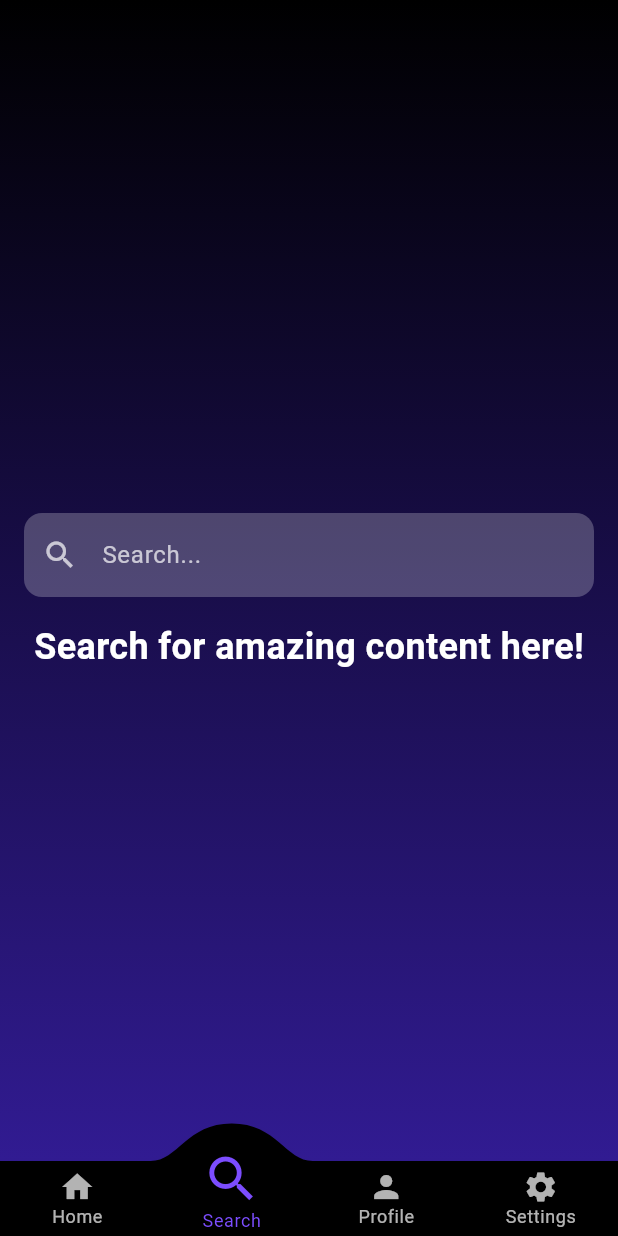
After one commit to IamVasuBhurakhaya/flutter_byte_series, a Flutter app: the screen it shows after launch, item 2 of the bottom bar chosen, on a phone screen of 412 x 824 dp. The commit adds this screen. Run offline on Flutter 3.47's test engine with Material 3 defaults, Android fonts, the phone set to English and light mode, and no system bars; drawn by our look-alikes of convex_bottom_bar; our stand-ins replace animated_text_kit, fl_chart, loading_animation_widget.

Commit message:
convex_bottom_bar implemented

```diff
--- a/lib/main.dart
+++ b/lib/main.dart
@@ -1,5 +1,5 @@
 import 'package:flutter/material.dart';
-import 'package:widgets_packages_app/packages/fl_charts.dart';
+import 'package:widgets_packages_app/packages/convex_bottom_bar.dart';
 
 void main() {
   runApp(const MyApp());
@@ -12,7 +12,7 @@ class MyApp extends StatelessWidget {
   Widget build(BuildContext context) {
     return const MaterialApp(
       debugShowCheckedModeBanner: false,
-      home: FlChartScreen(),
+      home: ConvexBottomBar(),
     );
   }
 }
--- /dev/null
+++ b/lib/packages/convex_bottom_bar.dart
@@ -0,0 +1,184 @@
+import 'package:flutter/material.dart';
+import 'package:convex_bottom_bar/convex_bottom_bar.dart';
+
+class ConvexBottomBar extends StatefulWidget {
+  const ConvexBottomBar({super.key});
+
+  @override
+  State<ConvexBottomBar> createState() => _ConvexBottomBarState();
+}
+
+class _ConvexBottomBarState extends State<ConvexBottomBar> {
+  int _selectedPageIndex = 0;
+
+  final List<Widget> _pages = [
+    const HomePage(),
+    const SearchPage(),
+    const ProfilePage(),
+    const SettingsPage(),
+  ];
+
+  void _onItemTapped(int index) {
+    setState(() {
+      _selectedPageIndex = index;
+    });
+  }
+
+  @override
+  Widget build(BuildContext context) {
+    return Scaffold(
+      body: _pages[_selectedPageIndex],
+      bottomNavigationBar: ConvexAppBar(
+        style: TabStyle.react,
+        backgroundColor: Colors.black,
+        activeColor: Colors.deepPurpleAccent,
+        color: Colors.white70,
+        items: const [
+          TabItem(icon: Icons.home, title: 'Home'),
+          TabItem(icon: Icons.search, title: 'Search'),
+          TabItem(icon: Icons.person, title: 'Profile'),
+          TabItem(icon: Icons.settings, title: 'Settings'),
+        ],
+        initialActiveIndex: 0,
+        onTap: _onItemTapped,
+      ),
+    );
+  }
+}
+
+class HomePage extends StatelessWidget {
+  const HomePage({super.key});
+
+  @override
+  Widget build(BuildContext context) {
+    return Container(
+      decoration: BoxDecoration(
+        gradient: LinearGradient(
+          colors: [Colors.black, Colors.deepPurple.shade900],
+          begin: Alignment.topCenter,
+          end: Alignment.bottomCenter,
+        ),
+      ),
+      child: const Center(
+        child: Text(
+          "Welcome to the Home Page!",
+          style: TextStyle(
+              fontSize: 24, fontWeight: FontWeight.bold, color: Colors.white),
+        ),
+      ),
+    );
+  }
+}
+
+class SearchPage extends StatelessWidget {
+  const SearchPage({super.key});
+
+  @override
+  Widget build(BuildContext context) {
+    return Container(
+      decoration: BoxDecoration(
+        gradient: LinearGradient(
+          colors: [Colors.black, Colors.deepPurple.shade900],
+          begin: Alignment.topCenter,
+          end: Alignment.bottomCenter,
+        ),
+      ),
+      child: Column(
+        mainAxisAlignment: MainAxisAlignment.center,
+        children: [
+          Padding(
+            padding: const EdgeInsets.all(16.0),
+            child: TextField(
+              decoration: InputDecoration(
+                filled: true,
+                fillColor: Colors.white24,
+                hintText: 'Search...',
+                hintStyle: const TextStyle(color: Colors.white70),
+                prefixIcon: const Icon(Icons.search, color: Colors.white70),
+                border: OutlineInputBorder(
+                  borderRadius: BorderRadius.circular(12.0),
+                  borderSide: BorderSide.none,
+                ),
+              ),
+              style: const TextStyle(color: Colors.white),
+            ),
+          ),
+          const Text(
+            "Search for amazing content here!",
+            style: TextStyle(
+                fontSize: 24, fontWeight: FontWeight.bold, color: Colors.white),
+          ),
+        ],
+      ),
+    );
+  }
+}
+
+class ProfilePage extends StatelessWidget {
+  const ProfilePage({super.key});
+
+  @override
+  Widget build(BuildContext context) {
+    return Container(
+      decoration: BoxDecoration(
+        gradient: LinearGradient(
+          colors: [Colors.black, Colors.deepPurple.shade900],
+          begin: Alignment.topCenter,
+          end: Alignment.bottomCenter,
+        ),
+      ),
+      child: const Column(
+        mainAxisAlignment: MainAxisAlignment.center,
+        children: [
+          CircleAvatar(
+            radius: 50,
+            backgroundImage: NetworkImage('https://via.placeholder.com/150'),
+          ),
+          SizedBox(height: 16),
+          Text(
+            "Your Name",
+            style: TextStyle(
+                fontSize: 24, fontWeight: FontWeight.bold, color: Colors.white),
+          ),
+          SizedBox(height: 8),
+          Text(
+            "Profile description goes here",
+            style: TextStyle(color: Colors.white70),
+          ),
+        ],
+      ),
+    );
+  }
+}
+
+class SettingsPage extends StatelessWidget {
+  const SettingsPage({super.key});
+
+  @override
+  Widget build(BuildContext context) {
+    return Container(
+      decoration: BoxDecoration(
+        gradient: LinearGradient(
+          colors: [Colors.black, Colors.deepPurple.shade900],
+          begin: Alignment.topCenter,
+          end: Alignment.bottomCenter,
+        ),
+      ),
+      child: const Column(
+        mainAxisAlignment: MainAxisAlignment.center,
+        children: [
+          ListTile(
+            leading: Icon(Icons.dark_mode, color: Colors.white),
+            title: Text("Dark Mode", style: TextStyle(color: Colors.white)),
+            trailing: Switch(value: true, onChanged: null),
+          ),
+          ListTile(
+            leading: Icon(Icons.notifications, color: Colors.white),
+            title: Text("Notifications", style: TextStyle(color: Colors.white)),
+            trailing: Switch(value: true, onChanged: null),
+          ),
+        ],
+      ),
+    );
+  }
+}
--- a/pubspec.yaml
+++ b/pubspec.yaml
@@ -38,6 +38,7 @@ dependencies:
   loading_animation_widget: ^1.3.0
   animated_text_kit: ^4.2.2
   fl_chart: ^0.69.2
+  convex_bottom_bar: ^3.2.0
 
 dev_dependencies:
   flutter_test:
```
Also changed, not shown: pubspec.lock.
